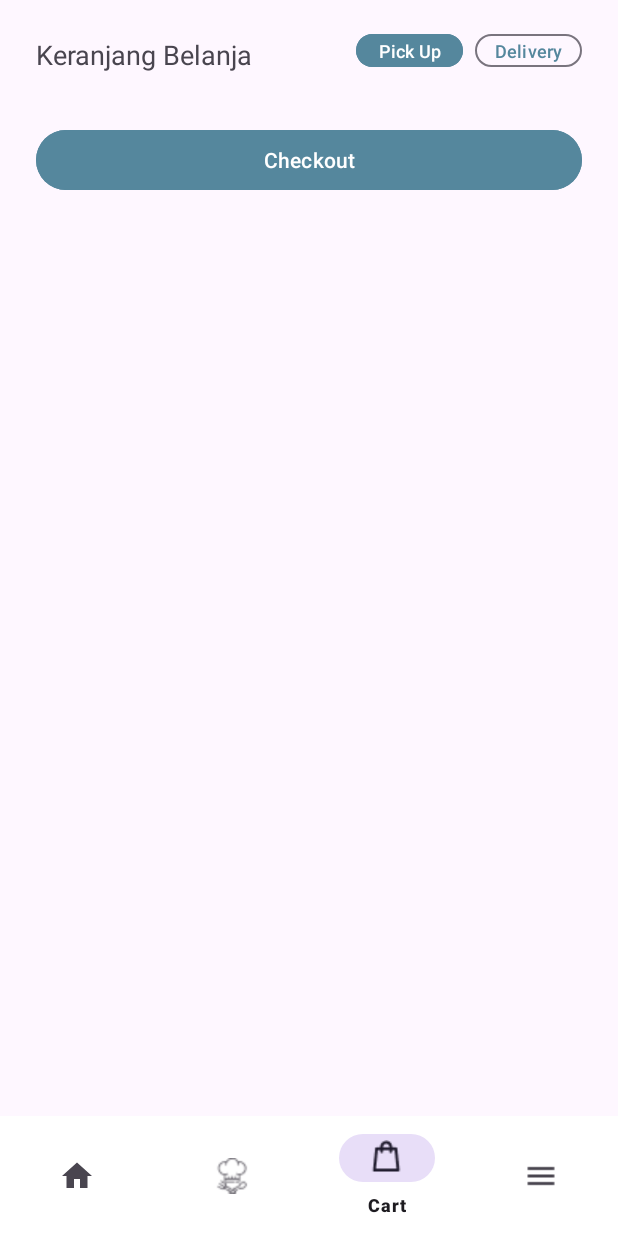
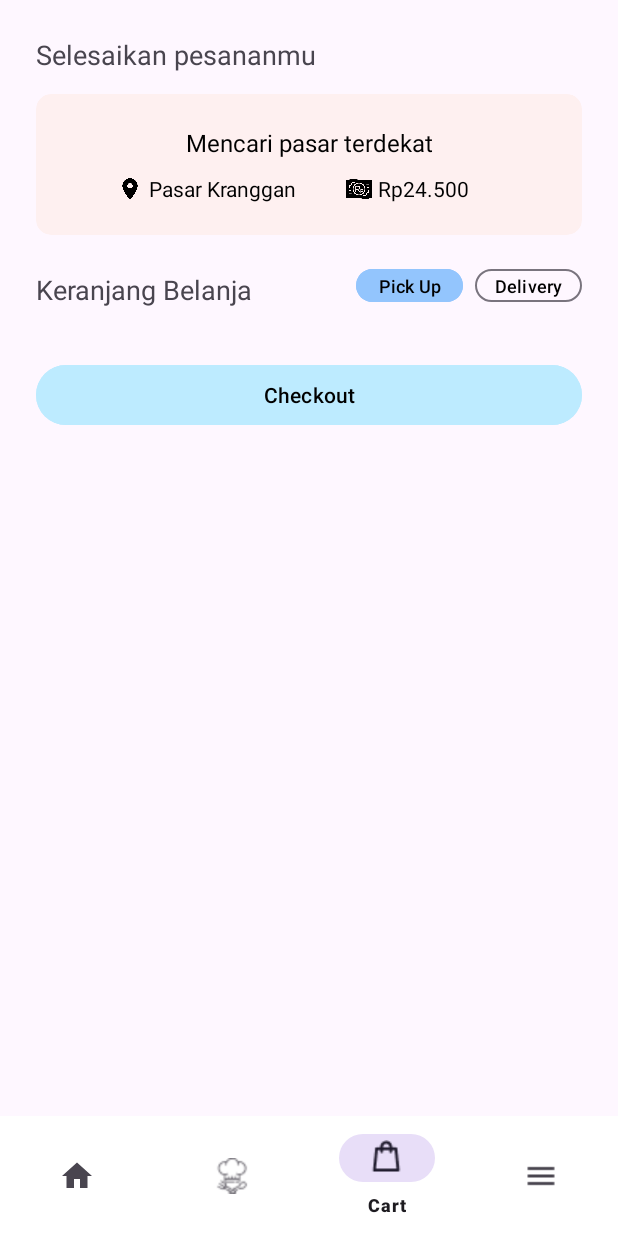
Before and after one commit to Mart-Q/android-app, an Android app: the OrderFragment screen opened through its navigation route, on a phone screen of 412 x 824 dp. Run offline under Robolectric (Android 15) with nearby library versions, the phone set to English and light mode, and no system bars; our stand-ins replace navigation-ui.

Commit message:
slicing order page

```diff
--- a/app/src/main/java/com/bangkit/martq/ui/cart/CartFragment.kt
+++ b/app/src/main/java/com/bangkit/martq/ui/order/OrderFragment.kt
@@ -1,4 +1,4 @@
-package com.bangkit.martq.ui.cart
+package com.bangkit.martq.ui.order
 
 import android.os.Bundle
 import android.view.LayoutInflater
@@ -6,11 +6,11 @@ import android.view.View
 import android.view.ViewGroup
 import androidx.fragment.app.Fragment
 import androidx.lifecycle.ViewModelProvider
-import com.bangkit.martq.databinding.FragmentCartBinding
+import com.bangkit.martq.databinding.FragmentOrderBinding
 
-class CartFragment : Fragment() {
+class OrderFragment : Fragment() {
 
-    private var _binding: FragmentCartBinding? = null
+    private var _binding: FragmentOrderBinding? = null
 
     // This property is only valid between onCreateView and
     // onDestroyView.
@@ -21,10 +21,10 @@ class CartFragment : Fragment() {
         container: ViewGroup?,
         savedInstanceState: Bundle?
     ): View {
-        val cartViewModel =
-            ViewModelProvider(this).get(CartViewModel::class.java)
+        val orderViewModel =
+            ViewModelProvider(this).get(OrderViewModel::class.java)
 
-        _binding = FragmentCartBinding.inflate(inflater, container, false)
+        _binding = FragmentOrderBinding.inflate(inflater, container, false)
         val root: View = binding.root
 
         return root
--- a/app/src/main/java/com/bangkit/martq/ui/cart/CartViewModel.kt
+++ b/app/src/main/java/com/bangkit/martq/ui/order/OrderViewModel.kt
@@ -1,10 +1,10 @@
-package com.bangkit.martq.ui.cart
+package com.bangkit.martq.ui.order
 
 import androidx.lifecycle.LiveData
 import androidx.lifecycle.MutableLiveData
 import androidx.lifecycle.ViewModel
 
-class CartViewModel : ViewModel() {
+class OrderViewModel : ViewModel() {
 
     private val _text = MutableLiveData<String>().apply {
         value = "This is dashboard Fragment"
--- /dev/null
+++ b/app/src/main/res/layout/fragment_order.xml
@@ -0,0 +1,14 @@
+<?xml version="1.0" encoding="utf-8"?>
+<LinearLayout xmlns:android="http://schemas.android.com/apk/res/android"
+    xmlns:app="http://schemas.android.com/apk/res-auto"
+    xmlns:tools="http://schemas.android.com/tools"
+    android:layout_width="match_parent"
+    android:layout_height="match_parent"
+    android:orientation="vertical"
+    tools:context=".ui.order.OrderFragment">
+
+    <include layout="@layout/section_order_status" />
+
+    <include layout="@layout/section_cart" />
+
+</LinearLayout>
--- a/app/src/main/res/layout/item_order_status.xml
+++ /dev/null
@@ -1,28 +0,0 @@
-<?xml version="1.0" encoding="utf-8"?>
-<com.google.android.material.card.MaterialCardView xmlns:android="http://schemas.android.com/apk/res/android"
-    xmlns:app="http://schemas.android.com/apk/res-auto"
-    xmlns:tools="http://schemas.android.com/tools"
-    android:id="@+id/card_daily_recipe"
-    android:layout_width="match_parent"
-    android:layout_height="wrap_content"
-    app:strokeWidth="0dp"
-    app:layout_constraintTop_toBottomOf="@id/tv_section_daily_recom">
-
-    <androidx.constraintlayout.widget.ConstraintLayout
-        android:layout_width="match_parent"
-        android:layout_height="match_parent"
-        android:paddingHorizontal="16dp"
-        android:paddingTop="12dp"
-        android:paddingBottom="14dp">
-
-        <TextView
-            android:id="@+id/tv_rrecipe_name"
-            android:layout_width="wrap_content"
-            android:layout_height="wrap_content"
-            android:text="Pesanan sedang diantar"
-            android:textSize="16dp"
-            app:layout_constraintStart_toStartOf="parent"
-            app:layout_constraintTop_toTopOf="parent" />
-
-    </androidx.constraintlayout.widget.ConstraintLayout>
-</com.google.android.material.card.MaterialCardView>
--- a/app/src/main/res/layout/fragment_cart.xml
+++ b/app/src/main/res/layout/section_cart.xml
@@ -4,10 +4,10 @@
     xmlns:tools="http://schemas.android.com/tools"
     android:layout_width="match_parent"
     android:layout_height="match_parent"
-    tools:context=".ui.cart.CartFragment">
+    tools:context=".ui.order.OrderFragment">
 
     <TextView
-        android:id="@+id/tv_section_order_status"
+        android:id="@+id/tv_section_cart"
         android:layout_width="match_parent"
         android:layout_height="wrap_content"
         android:layout_marginHorizontal="24dp"
@@ -24,10 +24,11 @@
         android:padding="0dp"
         android:textSize="12dp"
         android:layout_marginEnd="24dp"
-        android:textColor="@color/dark_navy_light"
+        android:textColor="@color/black"
+
         style="?attr/materialButtonOutlinedStyle"
         app:layout_constraintEnd_toEndOf="parent"
-        app:layout_constraintBottom_toBottomOf="@id/tv_section_order_status"
+        app:layout_constraintBottom_toBottomOf="@id/tv_section_cart"
         android:text="Delivery" />
 
     <Button
@@ -37,7 +38,8 @@
         android:textSize="12dp"
         android:padding="0dp"
         android:layout_marginEnd="8dp"
-        android:backgroundTint="@color/dark_navy_light"
+        android:backgroundTint="@color/blue"
+        android:textColor="@color/black"
         app:layout_constraintEnd_toStartOf="@id/btn_delivery"
         app:layout_constraintBottom_toBottomOf="@id/btn_delivery"
         android:text="Pick Up" />
@@ -48,8 +50,8 @@
         android:layout_height="wrap_content"
         android:layout_marginTop="14dp"
         android:layout_marginHorizontal="24dp"
-        app:layout_constraintTop_toBottomOf="@id/tv_section_order_status"
-        app:layout_constraintStart_toStartOf="@id/tv_section_order_status"
+        app:layout_constraintTop_toBottomOf="@id/tv_section_cart"
+        app:layout_constraintStart_toStartOf="@id/tv_section_cart"
         tools:itemCount="4"
         tools:listitem="@layout/item_cart_product"/>
 
@@ -59,7 +61,8 @@
         android:layout_height="wrap_content"
         android:layout_marginTop="20dp"
         android:layout_marginHorizontal="24dp"
-        android:backgroundTint="@color/dark_navy_light"
+        android:textColor="@color/black"
+        android:backgroundTint="@color/light_blue"
         app:layout_constraintTop_toBottomOf="@id/rv_cart_list"
         android:text="Checkout"/>
 
--- /dev/null
+++ b/app/src/main/res/layout/section_order_status.xml
@@ -0,0 +1,90 @@
+<?xml version="1.0" encoding="utf-8"?>
+<LinearLayout xmlns:android="http://schemas.android.com/apk/res/android"
+    xmlns:app="http://schemas.android.com/apk/res-auto"
+    xmlns:tools="http://schemas.android.com/tools"
+    android:layout_width="match_parent"
+    android:layout_height="wrap_content"
+    android:layout_marginHorizontal="24dp"
+    android:layout_marginTop="24dp"
+    android:orientation="vertical">
+
+    <TextView
+        android:id="@+id/tv_section_cart"
+        android:layout_width="match_parent"
+        android:layout_height="wrap_content"
+        android:text="Selesaikan pesananmu"
+        android:textSize="18sp" />
+
+    <com.google.android.material.card.MaterialCardView xmlns:android="http://schemas.android.com/apk/res/android"
+        xmlns:app="http://schemas.android.com/apk/res-auto"
+        xmlns:tools="http://schemas.android.com/tools"
+        android:layout_width="match_parent"
+        android:layout_height="wrap_content"
+        android:layout_marginTop="14dp"
+        app:strokeWidth="0dp"
+        app:cardCornerRadius="10dp"
+        android:backgroundTint="@color/order_status_orange">
+
+        <androidx.constraintlayout.widget.ConstraintLayout
+            android:layout_width="match_parent"
+            android:layout_height="match_parent"
+            android:padding="21dp">
+
+            <TextView
+                android:id="@+id/tv_status"
+                android:layout_width="wrap_content"
+                android:layout_height="wrap_content"
+                android:text="Mencari pasar terdekat"
+                android:textSize="16dp"
+                android:textColor="@color/black"
+                app:layout_constraintStart_toStartOf="parent"
+                app:layout_constraintTop_toTopOf="parent"
+                app:layout_constraintEnd_toEndOf="parent"/>
+
+            <ImageView
+                android:id="@+id/ic_location"
+                android:layout_width="17dp"
+                android:layout_height="17dp"
+                android:src="@drawable/ic_location"
+                android:layout_marginEnd="4dp"
+                app:layout_constraintTop_toTopOf="@id/tv_market_name"
+                app:layout_constraintBottom_toBottomOf="@id/tv_market_name"
+                app:layout_constraintEnd_toStartOf="@id/tv_market_name"/>
+
+            <TextView
+                android:id="@+id/tv_market_name"
+                android:layout_width="wrap_content"
+                android:layout_height="wrap_content"
+                android:text="Pasar Kranggan"
+                android:textSize="14dp"
+                android:layout_marginTop="10dp"
+                android:textColor="@color/black"
+                app:layout_constraintTop_toBottomOf="@id/tv_status"
+                app:layout_constraintStart_toStartOf="parent"
+                app:layout_constraintEnd_toStartOf="@id/tv_order_price"/>
+
+            <ImageView
+                android:id="@+id/ic_order_price"
+                android:layout_width="17dp"
+                android:layout_height="17dp"
+                android:src="@drawable/ic_price"
+                android:layout_marginEnd="4dp"
+                app:layout_constraintTop_toTopOf="@id/tv_order_price"
+                app:layout_constraintBottom_toBottomOf="@id/tv_order_price"
+                app:layout_constraintEnd_toStartOf="@id/tv_order_price"/>
+
+            <TextView
+                android:id="@+id/tv_order_price"
+                android:layout_width="wrap_content"
+                android:layout_height="wrap_content"
+                android:text="Rp24.500"
+                android:textSize="14dp"
+                android:layout_marginTop="10dp"
+                android:textColor="@color/black"
+                app:layout_constraintTop_toBottomOf="@id/tv_status"
+                app:layout_constraintStart_toEndOf="@id/tv_market_name"
+                app:layout_constraintEnd_toEndOf="parent"/>
+
+        </androidx.constraintlayout.widget.ConstraintLayout>
+    </com.google.android.material.card.MaterialCardView>
+</LinearLayout>
--- a/app/src/main/res/navigation/mobile_navigation.xml
+++ b/app/src/main/res/navigation/mobile_navigation.xml
@@ -19,9 +19,9 @@
 
     <fragment
         android:id="@+id/navigation_cart"
-        android:name="com.bangkit.martq.ui.cart.CartFragment"
+        android:name="com.bangkit.martq.ui.order.OrderFragment"
         android:label="@string/title_cart"
-        tools:layout="@layout/fragment_cart" />
+        tools:layout="@layout/fragment_order" />
 
     <fragment
         android:id="@+id/navigation_account"
--- a/app/src/main/res/values/colors.xml
+++ b/app/src/main/res/values/colors.xml
@@ -10,8 +10,15 @@
 
     // brand colors
     <color name="light_blue">#BDEBFF</color>
+    <color name="blue">#93C5FD</color>
     <color name="dark_navy_light">#55879D</color>
     <color name="purple">#7452D5</color>
     <color name="light_grey">#F3F4F9</color>
     <color name="bg_product_0">#EBFBFF</color>
+
+    // order status
+    <color name="order_status_red">#FDF0FE</color>
+    <color name="order_status_orange">#FEF0F0</color>
+    <color name="order_status_blue">#DEF3FF</color>
+    <color name="order_status_green">#DEFFEF</color>
 </resources>
```
Also changed, not shown: app/src/main/res/drawable/ic_location.png (added), app/src/main/res/drawable/ic_price.png (added).
